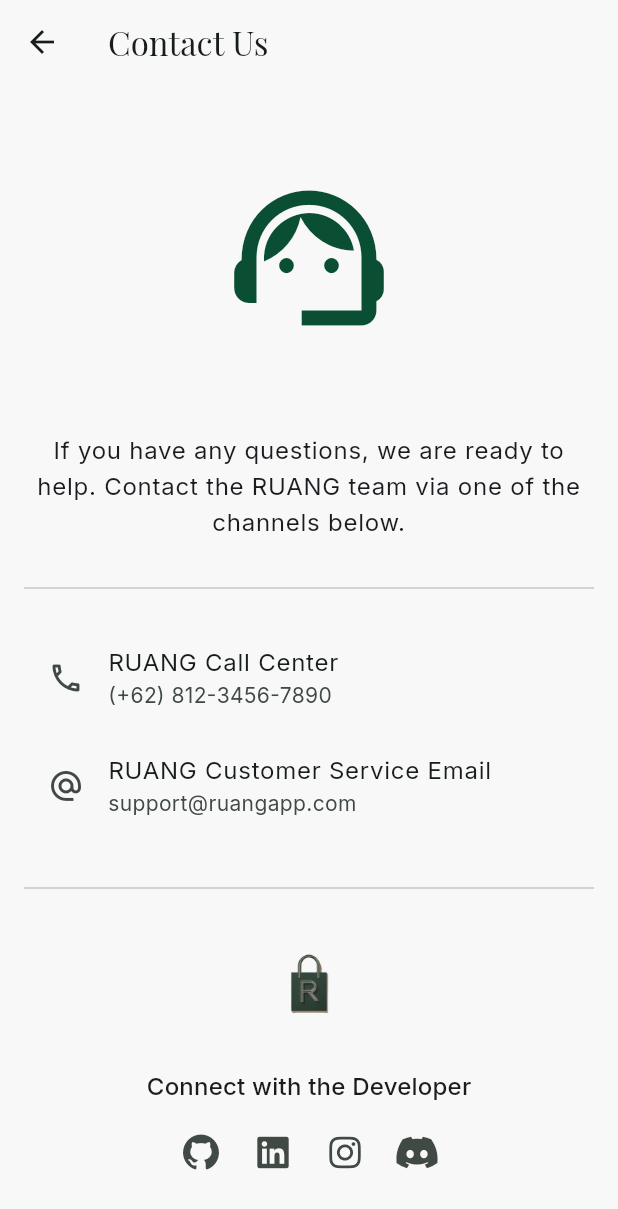
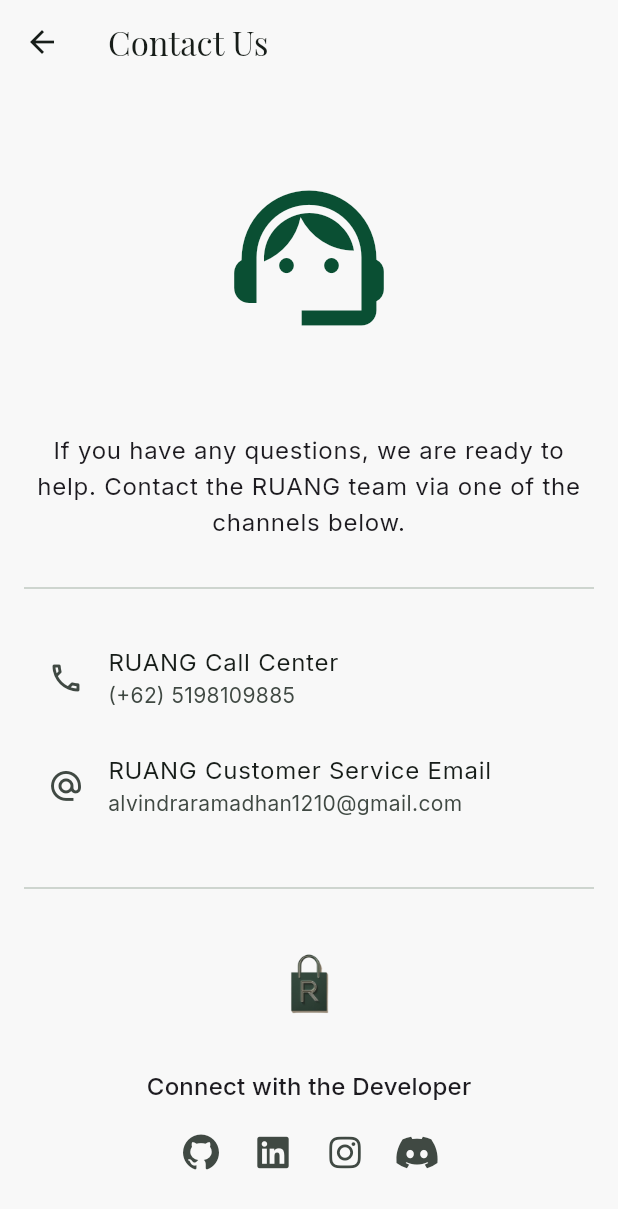
Before and after one commit to AlvindraRamadhan/E-commerce_Ruang, a Flutter app: the ContactUsPage screen opened directly, on a phone screen of 412 x 824 dp. Shown: the top 1209 px of the screen. Run offline on Flutter 3.47's test engine with Material 3 defaults, Android fonts, the phone set to English and light mode, and no system bars; drawn by our look-alikes of flutter_animate; our stand-ins replace cloud_firestore, firebase_auth, firebase_core, flip_card, font_awesome_flutter, google_fonts and 6 more; accounts and stored records are empty.

Commit message:
fix: Resolve lint warnings and adjust help page UI

```diff
--- a/lib/presentation/screens/auth/contact_us_page.dart
+++ b/lib/presentation/screens/auth/contact_us_page.dart
@@ -52,12 +52,12 @@
               ListTile(
                 leading: const Icon(Icons.call_outlined),
                 title: Text(AppStrings.get(locale, 'contactCall')),
-                subtitle: const Text('(+62) 812-3456-7890'),
+                subtitle: const Text('(+62) 5198109885'),
               ),
               ListTile(
                 leading: const Icon(Icons.alternate_email_outlined),
                 title: Text(AppStrings.get(locale, 'contactEmail')),
-                subtitle: const Text('support@ruangapp.com'),
+                subtitle: const Text('alvindraramadhan1210@gmail.com'),
               ),
               const SizedBox(height: 24),
               const Divider(),
```
